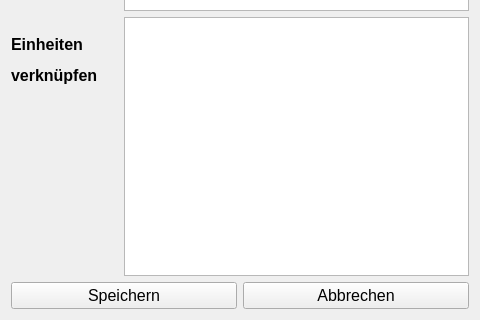
This is app/view/plan_widget.ui in UltimateCuB3R/DLMCSPSE01_D as Qt 5 draws it before an edit; both pictures show x 0 to 480 and y 320 to 640 of the 480 by 640 pixel window. The edited form follows.
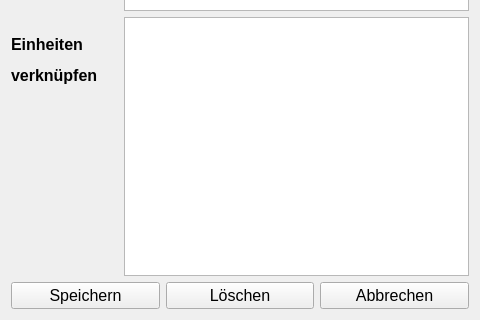
This is the edited form.

Commit message: Sprint 5-3: small bugfix in data.py regarding deletion of an entry added delete button to all entry widgets connected delete buttons to the corresponding method reload all table widgets on the main screen on revert fixed a bug for relation table widgets on display mode to be scrollable

Patch:
```diff
--- a/app/view/plan_widget.ui
+++ b/app/view/plan_widget.ui
@@ -166,6 +166,18 @@
        </property>
       </widget>
      </item>
+     <item>
+      <widget class="QPushButton" name="pushButton_delete">
+       <property name="font">
+        <font>
+         <pointsize>12</pointsize>
+        </font>
+       </property>
+       <property name="text">
+        <string>Löschen</string>
+       </property>
+      </widget>
+     </item>
      <item>
       <widget class="QPushButton" name="pushButton_cancel">
        <property name="font">
```
The commit also changes 7 other files.
